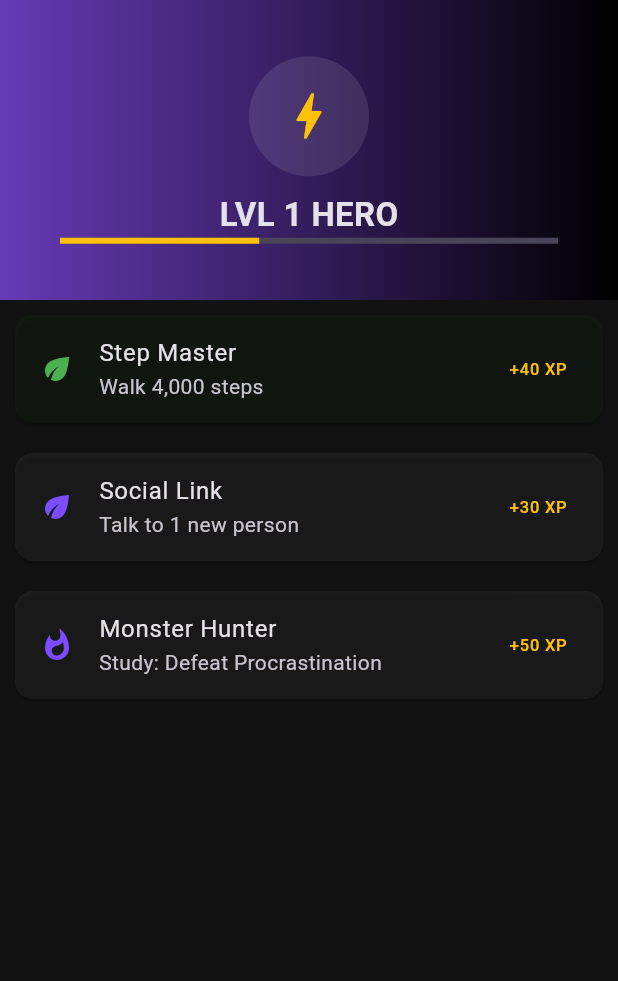
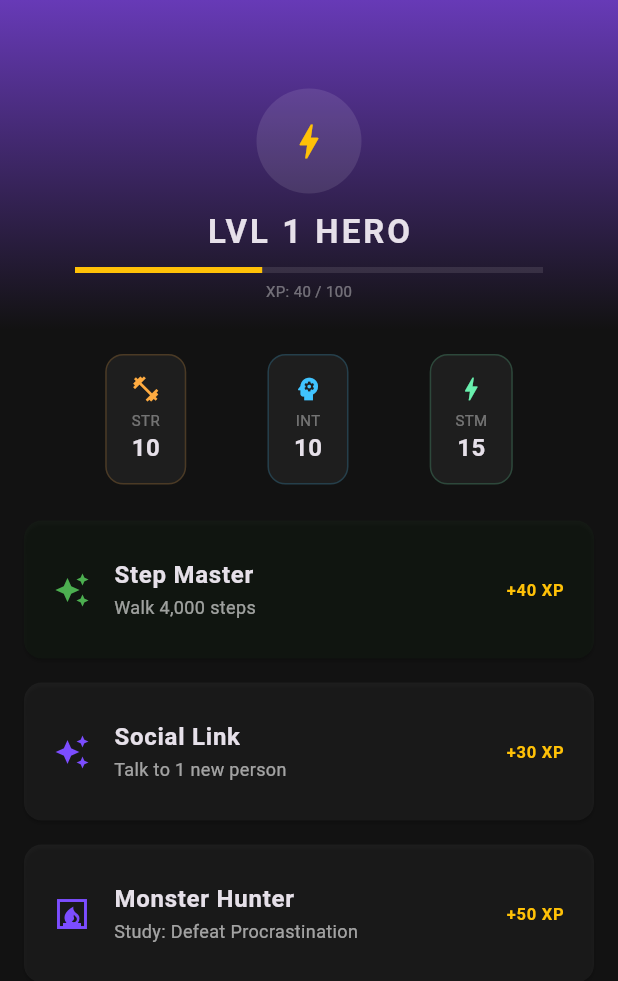
Before and after one commit to Naomi002/life_quest, a Flutter app: the screen it shows after launch, after a tap on "Step Master", on a phone screen of 412 x 824 dp. Shown: the top 981 px of the screen. Run offline on Flutter 3.47's test engine with Material 3 defaults, Android fonts, the phone set to English and light mode, and no system bars; our stand-ins replace shared_preferences.

Commit message:
feat: complete RPG engine with persistent stats and boss battle UI

```diff
--- a/lib/main.dart
+++ b/lib/main.dart
@@ -27,10 +27,17 @@ class GameDashboard extends StatefulWidget {
 }
 
 class _GameDashboardState extends State<GameDashboard> {
+  // Game Logic Variables
   int _xp = 0;
   int _level = 1;
   int _monsterHp = 100;
   final int _xpPerLevel = 100;
+
+  // Character Attributes
+  int _strength = 10;
+  int _intelligence = 10;
+  int _stamina = 10;
+  int _skillPoints = 0;
 
   final List<Map<String, dynamic>> _quests = [
     {"title": "Step Master", "desc": "Walk 4,000 steps", "xp": 40, "isDone": false, "type": "task"},
@@ -44,28 +51,45 @@ class _GameDashboardState extends State<GameDashboard> {
     _loadStats();
   }
 
-  void _loadStats() async {
+  // --- PERSISTENCE LAYER ---
+  Future<void> _loadStats() async {
     final prefs = await SharedPreferences.getInstance();
     setState(() {
       _xp = prefs.getInt('xp') ?? 0;
       _level = prefs.getInt('level') ?? 1;
+      _strength = prefs.getInt('strength') ?? 10;
+      _intelligence = prefs.getInt('intelligence') ?? 10;
+      _stamina = prefs.getInt('stamina') ?? 10;
+      _skillPoints = prefs.getInt('skillPoints') ?? 0;
     });
   }
 
-  void _saveStats() async {
+  Future<void> _saveStats() async {
     final prefs = await SharedPreferences.getInstance();
     await prefs.setInt('xp', _xp);
     await prefs.setInt('level', _level);
+    await prefs.setInt('strength', _strength);
+    await prefs.setInt('intelligence', _intelligence);
+    await prefs.setInt('stamina', _stamina);
+    await prefs.setInt('skillPoints', _skillPoints);
   }
 
+  // --- GAMEPLAY LOGIC ---
   void _completeQuest(int index) {
     if (_quests[index]['isDone']) return;
     setState(() {
       _quests[index]['isDone'] = true;
       _xp += _quests[index]['xp'] as int;
+
+      // Attribute Growth Logic
+      if (_quests[index]['title'] == "Monster Hunter") _intelligence += 5;
+      if (_quests[index]['title'] == "Step Master") _stamina += 5;
+      if (_quests[index]['title'] == "Social Link") _strength += 3;
+
       if (_xp >= _xpPerLevel) {
         _level++;
         _xp -= _xpPerLevel;
+        _skillPoints++;
       }
     });
     _saveStats();
@@ -78,7 +102,7 @@ class _GameDashboardState extends State<GameDashboard> {
       builder: (context) => StatefulBuilder(
         builder: (context, setDialogState) => AlertDialog(
           backgroundColor: const Color(0xFF1A1A1A),
-          title: const Text("BATTLE: PROCRASTINATION", style: TextStyle(color: Colors.redAccent)),
+          title: const Text("BATTLE: PROCRASTINATION", style: TextStyle(color: Colors.redAccent, letterSpacing: 2)),
           content: Column(
             mainAxisSize: MainAxisSize.min,
             children: [
@@ -93,18 +117,38 @@ class _GameDashboardState extends State<GameDashboard> {
             ElevatedButton(
               onPressed: () {
                 setDialogState(() {
-                  _monsterHp -= 15;
+                  _monsterHp -= 20;
                   if (_monsterHp <= 0) {
                     Navigator.pop(context);
-                    _completeQuest(2); // Completes the Monster Hunter quest
-                    _monsterHp = 100; // Reset
+                    _completeQuest(2);
+                    _monsterHp = 100;
                   }
                 });
               },
-              child: const Text("TAP TO STUDY / ATTACK"),
+              child: const Text("TAP TO STUDY"),
             ),
           ],
         ),
+      ),
+    );
+  }
+
+  // --- UI COMPONENTS ---
+  Widget _buildStatCard(String label, int value, IconData icon, Color color) {
+    return Container(
+      padding: const EdgeInsets.symmetric(vertical: 12, horizontal: 16),
+      decoration: BoxDecoration(
+        color: Colors.white.withOpacity(0.05),
+        borderRadius: BorderRadius.circular(12),
+        border: Border.all(color: color.withOpacity(0.2)),
+      ),
+      child: Column(
+        children: [
+          Icon(icon, size: 20, color: color),
+          const SizedBox(height: 4),
+          Text(label, style: const TextStyle(fontSize: 10, color: Colors.white38)),
+          Text("$value", style: const TextStyle(fontSize: 16, fontWeight: FontWeight.bold)),
+        ],
       ),
     );
   }
@@ -116,39 +160,64 @@ class _GameDashboardState extends State<GameDashboard> {
       body: CustomScrollView(
         slivers: [
           SliverAppBar(
-            expandedHeight: 200,
+            expandedHeight: 220,
             pinned: true,
             flexibleSpace: FlexibleSpaceBar(
               background: Container(
                 decoration: const BoxDecoration(
-                  gradient: LinearGradient(colors: [Colors.deepPurple, Colors.black]),
+                  gradient: LinearGradient(
+                    begin: Alignment.topCenter,
+                    end: Alignment.bottomCenter,
+                    colors: [Colors.deepPurple, Color(0xFF121212)],
+                  ),
                 ),
                 child: Column(
                   mainAxisAlignment: MainAxisAlignment.center,
                   children: [
-                    const CircleAvatar(radius: 40, backgroundColor: Colors.white10, child: Icon(Icons.bolt, color: Colors.amber, size: 40)),
+                    const SizedBox(height: 40),
+                    const CircleAvatar(radius: 35, backgroundColor: Colors.white10, child: Icon(Icons.bolt, color: Colors.amber, size: 30)),
                     const SizedBox(height: 10),
-                    Text("LVL $_level HERO", style: const TextStyle(fontSize: 22, fontWeight: FontWeight.bold)),
+                    Text("LVL $_level HERO", style: const TextStyle(fontSize: 22, fontWeight: FontWeight.bold, letterSpacing: 2)),
+                    const SizedBox(height: 8),
                     Padding(
-                      padding: const EdgeInsets.symmetric(horizontal: 40),
-                      child: LinearProgressIndicator(value: _xp / _xpPerLevel, color: Colors.amber),
+                      padding: const EdgeInsets.symmetric(horizontal: 50),
+                      child: LinearProgressIndicator(value: _xp / _xpPerLevel, color: Colors.amber, backgroundColor: Colors.white10),
                     ),
+                    const SizedBox(height: 5),
+                    Text("XP: $_xp / $_xpPerLevel", style: const TextStyle(fontSize: 10, color: Colors.white38)),
                   ],
                 ),
+              ),
+            ),
+          ),
+          SliverToBoxAdapter(
+            child: Padding(
+              padding: const EdgeInsets.all(16.0),
+              child: Row(
+                mainAxisAlignment: MainAxisAlignment.spaceEvenly,
+                children: [
+                  _buildStatCard("STR", _strength, Icons.fitness_center, Colors.orangeAccent),
+                  _buildStatCard("INT", _intelligence, Icons.psychology, Colors.lightBlueAccent),
+                  _buildStatCard("STM", _stamina, Icons.bolt, Colors.greenAccent),
+                ],
               ),
             ),
           ),
           SliverList(
             delegate: SliverChildBuilderDelegate(
               (context, i) => Card(
-                margin: const EdgeInsets.all(10),
+                margin: const EdgeInsets.symmetric(horizontal: 16, vertical: 8),
                 color: _quests[i]['isDone'] ? Colors.green.withOpacity(0.05) : Colors.white.withOpacity(0.05),
+                shape: RoundedRectangleBorder(borderRadius: BorderRadius.circular(12)),
                 child: ListTile(
-                  leading: Icon(_quests[i]['type'] == 'boss' ? Icons.whatshot : Icons.eco,
-                    color: _quests[i]['isDone'] ? Colors.green : Colors.deepPurpleAccent),
-                  title: Text(_quests[i]['title']),
-                  subtitle: Text(_quests[i]['desc']),
-                  trailing: Text("+${_quests[i]['xp']} XP", style: const TextStyle(color: Colors.amber)),
+                  contentPadding: const EdgeInsets.symmetric(horizontal: 20, vertical: 10),
+                  leading: Icon(
+                    _quests[i]['type'] == 'boss' ? Icons.fireplace : Icons.auto_awesome,
+                    color: _quests[i]['isDone'] ? Colors.green : Colors.deepPurpleAccent
+                  ),
+                  title: Text(_quests[i]['title'], style: const TextStyle(fontWeight: FontWeight.bold)),
+                  subtitle: Text(_quests[i]['desc'], style: const TextStyle(fontSize: 12, color: Colors.white60)),
+                  trailing: Text("+${_quests[i]['xp']} XP", style: const TextStyle(color: Colors.amber, fontWeight: FontWeight.bold)),
                   onTap: () => _quests[i]['type'] == 'boss' ? _startBossBattle() : _completeQuest(i),
                 ),
               ),
```
